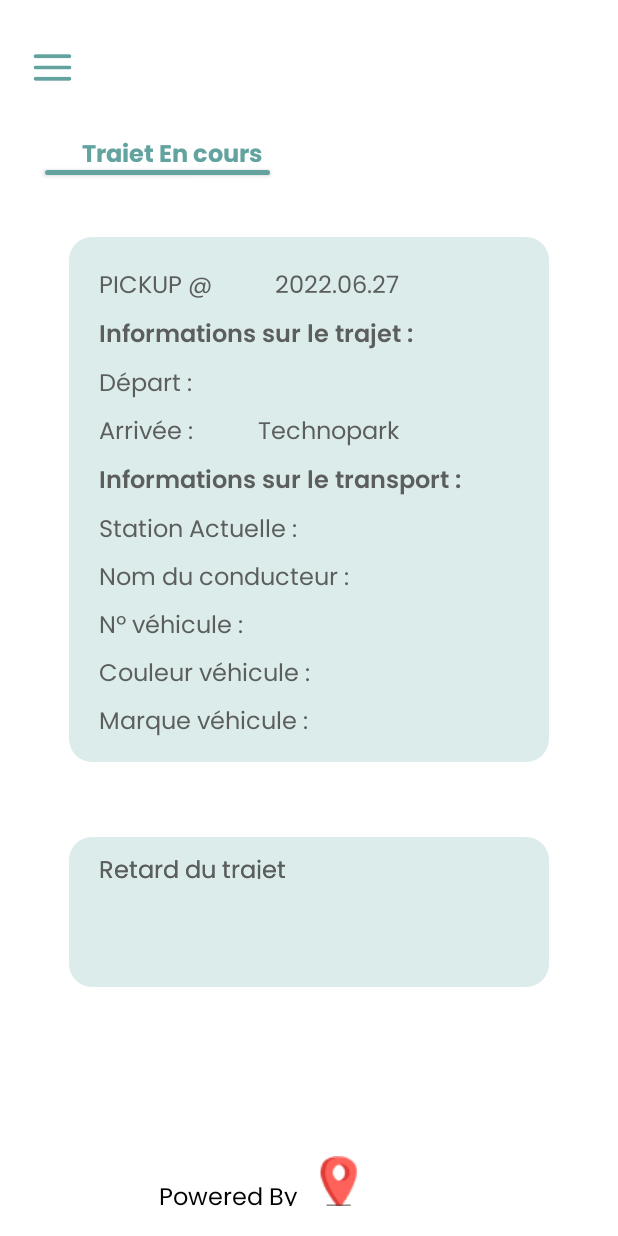
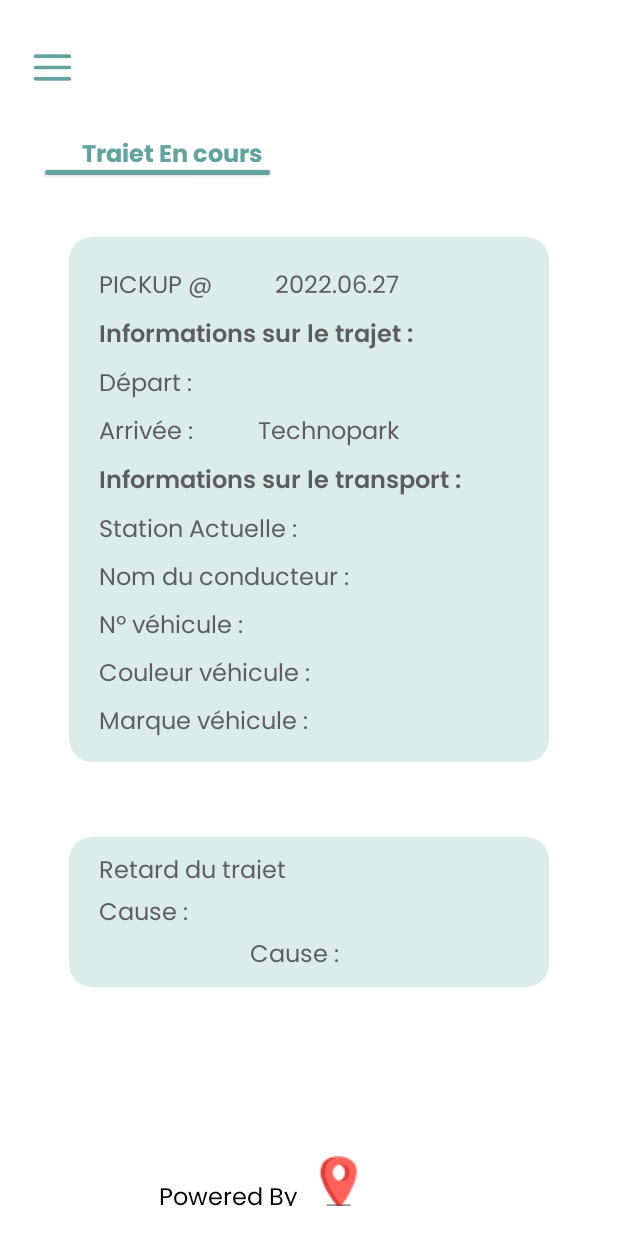
Before and after one commit to nouhelion/Transport_Employee, an Android app: the trajet_det_employee screen opened directly, with no data from a screen before it, on a phone screen of 412 x 824 dp. Run offline under Robolectric (Android 15) with nearby library versions, the phone set to English and light mode, and no system bars; our stand-ins replace Firebase (no records; nobody signed in at launch, a user with empty details on screens opened directly).

Commit message:
cause done

```diff
--- a/app/src/main/res/layout/activity_trajet_det_employee.xml
+++ b/app/src/main/res/layout/activity_trajet_det_employee.xml
@@ -287,15 +287,28 @@
             app:layout_constraintTop_toTopOf="parent" />
         <TextView
             android:id="@+id/ret"
-            android:layout_width="140dp"
+            android:layout_width="wrap_content"
             android:layout_height="18dp"
             android:layout_marginStart="20dp"
             android:layout_marginTop="10dp"
             android:fontFamily="@font/poppins"
-            android:text="@string/retard_du_t"
-            android:textAppearance="@style/retard_du_t"
+            android:text="@string/cause"
+            android:textAppearance="@style/historique_"
             app:layout_constraintStart_toStartOf="parent"
-            app:layout_constraintTop_toTopOf="parent" />
+            app:layout_constraintTop_toBottomOf="@+id/rret" />
+        <TextView
+            android:id="@+id/cause"
+            android:layout_width="wrap_content"
+            android:layout_height="18dp"
+            android:layout_marginStart="20dp"
+            android:layout_marginTop="10dp"
+            android:fontFamily="@font/poppins"
+            android:text="@string/cause"
+            android:textAppearance="@style/historique_"
+            app:layout_constraintEnd_toEndOf="parent"
+            android:layout_marginEnd="140dp"
+
+            app:layout_constraintTop_toBottomOf="@+id/ret" />
 
     </androidx.constraintlayout.widget.ConstraintLayout>
 
--- a/app/src/main/res/values/strings.xml
+++ b/app/src/main/res/values/strings.xml
@@ -63,4 +63,5 @@
     <string name="N_vehicule">Nº véhicule :</string>
     <string name="Couleur_vehicule">Couleur véhicule :</string>
     <string name="Type_vehicule">Marque véhicule :</string>
+    <string name="cause">Cause :</string>
 </resources>
```
Also changed, not shown: app/src/main/java/com/example/templo/trajet_det_employee.java (+25 -1 lines).
